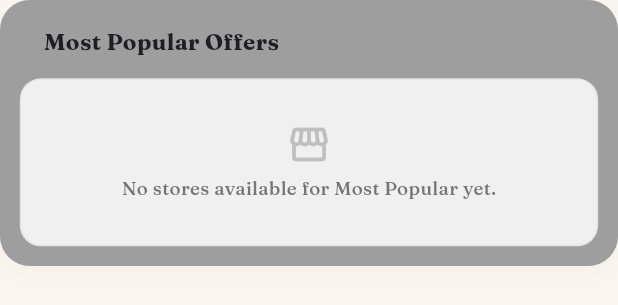
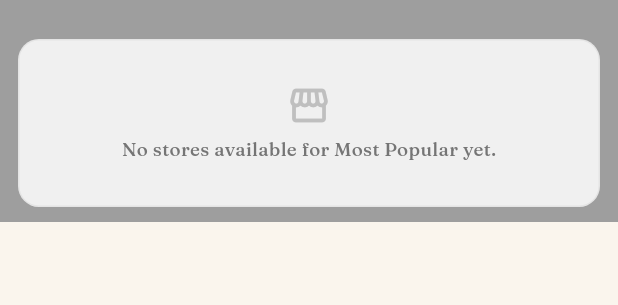
Before and after one commit to aviralyadav-in/cashbackrewardsapp_flutter, a Flutter app: the CategoryOffersSection widget shown alone on an empty page, opened directly with sample values from the repository, on a phone screen of 412 x 824 dp. Shown: the top 305 px of the screen. Run offline on Flutter 3.47's test engine with Material 3 defaults, Android fonts, the phone set to English and light mode, and no system bars; our stand-ins replace cloud_firestore, firebase_auth, firebase_core, flutter_svg, google_fonts, shared_preferences; accounts and stored records are empty; network calls fail.

Commit message:
top category section was updated

```diff
--- a/lib/widgets/home/top_categories_section.dart
+++ b/lib/widgets/home/top_categories_section.dart
@@ -166,14 +166,14 @@ class CategorySelectorSection extends StatelessWidget {
     return Container(
       width: double.infinity,
       color: Colors.transparent,
-      padding: const EdgeInsets.fromLTRB(4, 8, 4, 10),
+      padding: const EdgeInsets.fromLTRB(0, 8, 0, 0),
       child: Column(
         crossAxisAlignment: CrossAxisAlignment.start,
         mainAxisSize: MainAxisSize.min,
         children: [
           // Section 1 Header
           Padding(
-            padding: const EdgeInsets.symmetric(horizontal: 4, vertical: 2),
+            padding: const EdgeInsets.symmetric(horizontal: 16, vertical: 2),
             child: Row(
               mainAxisAlignment: MainAxisAlignment.spaceBetween,
               children: [
@@ -227,7 +227,7 @@ class CategorySelectorSection extends StatelessWidget {
               controller: scrollController,
               scrollDirection: Axis.horizontal,
               physics: const BouncingScrollPhysics(),
-              padding: const EdgeInsets.symmetric(horizontal: 2),
+              padding: const EdgeInsets.symmetric(horizontal: 16),
               itemCount: categories.length,
               separatorBuilder: (context, index) =>
                   SizedBox(width: itemSpacing),
@@ -235,20 +235,31 @@ class CategorySelectorSection extends StatelessWidget {
                 final cat = categories[index];
                 final isSelected = selectedIndex == index;
 
-                // ONLY the individual selected category image container background changes dynamically
-                final Color imageContainerBg = isSelected
+                // Dynamic background color when category is selected (replaces yellow)
+                final Color tabBgColor = isSelected
                     ? (isDark
                         ? cat.darkBackgroundColor
                         : cat.backgroundColor)
-                    : (isDark
-                        ? const Color(0xFF1E1E22)
-                        : Colors.white);
+                    : Colors.transparent;
+
+                // Category circular image container background color
+                final Color imageContainerBg = isDark
+                    ? const Color(0xFF1E1E22)
+                    : Colors.white;
 
                 return GestureDetector(
                   onTap: () => onCategorySelected(index),
                   behavior: HitTestBehavior.opaque,
-                  child: SizedBox(
+                  child: AnimatedContainer(
+                    duration: const Duration(milliseconds: 300),
                     width: itemWidth,
+                    padding: const EdgeInsets.only(top: 8),
+                    decoration: BoxDecoration(
+                      color: tabBgColor,
+                      borderRadius: const BorderRadius.vertical(
+                        top: Radius.circular(12),
+                      ),
+                    ),
                     child: Column(
                       mainAxisSize: MainAxisSize.min,
                       children: [
@@ -393,23 +404,10 @@ class CategoryOffersSection extends StatelessWidget {
       duration: const Duration(milliseconds: 400),
       curve: Curves.easeInOutCubic,
       width: double.infinity,
-      padding: const EdgeInsets.all(12),
+      padding: const EdgeInsets.fromLTRB(12, 8, 12, 10),
       decoration: BoxDecoration(
         color: backgroundColor, // Dynamic category-specific background color
-        borderRadius: BorderRadius.circular(20),
-        border: Border.all(
-          color: isDark
-              ? accentColor.withValues(alpha: 0.25)
-              : accentColor.withValues(alpha: 0.18),
-          width: 1.2,
-        ),
-        boxShadow: [
-          BoxShadow(
-            color: accentColor.withValues(alpha: isDark ? 0.12 : 0.06),
-            blurRadius: 12,
-            offset: const Offset(0, 3),
-          ),
-        ],
+        borderRadius: BorderRadius.zero,
       ),
       child: Column(
         crossAxisAlignment: CrossAxisAlignment.start,
@@ -423,34 +421,34 @@ class CategoryOffersSection extends StatelessWidget {
               children: [
                 Row(
                   children: [
-                    AnimatedContainer(
-                      duration: const Duration(milliseconds: 350),
-                      width: 4,
-                      height: 16,
-                      decoration: BoxDecoration(
-                        color: accentColor,
-                        borderRadius: BorderRadius.circular(2),
-                      ),
-                    ),
+                    // AnimatedContainer(
+                    //   duration: const Duration(milliseconds: 350),
+                    //   width: 4,
+                    //   height: 16,
+                    //   decoration: BoxDecoration(
+                    //     color: accentColor,
+                    //     borderRadius: BorderRadius.circular(2),
+                    //   ),
+                    // ),
                     const SizedBox(width: 8),
-                    Text(
-                      '${activeCategory.title} Offers',
-                      style: GoogleFonts.fraunces(
-                        fontSize: 15,
-                        fontWeight: FontWeight.w700,
-                        color: isDark ? Colors.white : const Color(0xFF1E1E24),
-                      ),
-                    ),
+                    // Text(
+                    //   '${activeCategory.title} Offers',
+                    //   style: GoogleFonts.fraunces(
+                    //     fontSize: 15,
+                    //     fontWeight: FontWeight.w700,
+                    //     color: isDark ? Colors.white : const Color(0xFF1E1E24),
+                    //   ),
+                    // ),
                   ],
                 ),
-                Text(
-                  '${brands.length} Stores',
-                  style: GoogleFonts.fraunces(
-                    fontSize: 12,
-                    fontWeight: FontWeight.w600,
-                    color: accentColor,
-                  ),
-                ),
+                // Text(
+                //   '${brands.length} Stores',
+                //   style: GoogleFonts.fraunces(
+                //     fontSize: 12,
+                //     fontWeight: FontWeight.w600,
+                //     color: accentColor,
+                //   ),
+                // ),
               ],
             ),
           ),
```
Also changed, not shown: lib/data/home_mock_data.dart (+24 -24 lines), lib/screens/home_screen.dart (+26 -8 lines).
